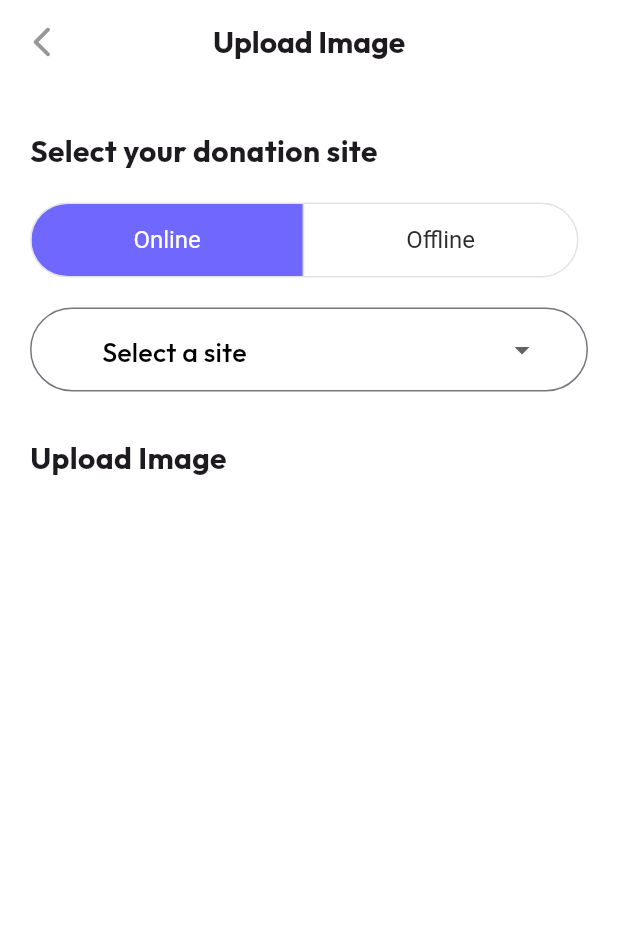
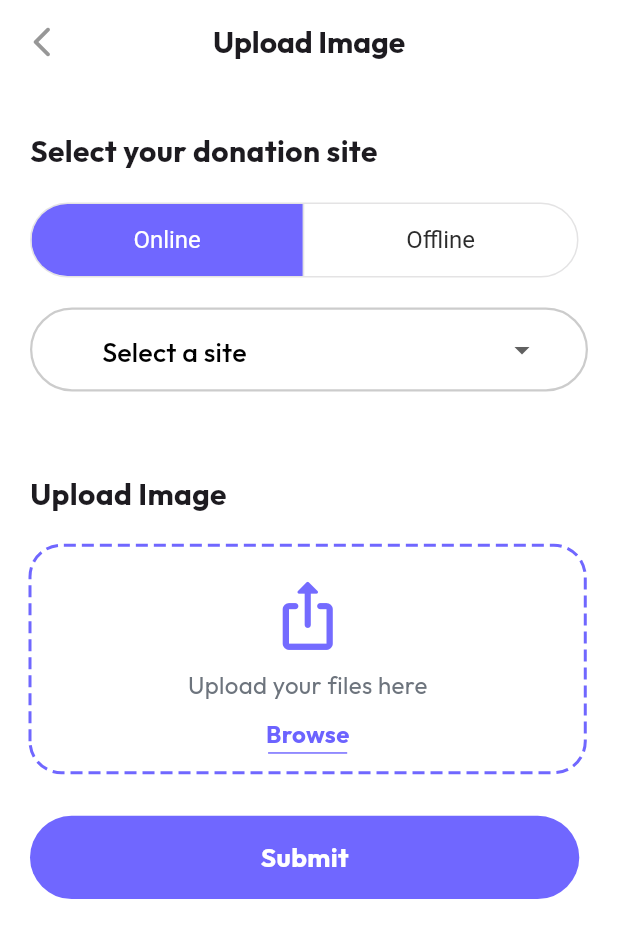
Before and after one commit to Re-Closet/Re-Closet_FE, a Flutter app: the Uploadreward screen opened directly, on a phone screen of 412 x 824 dp. Shown: the top 938 px of the screen. Run offline on Flutter 3.47's test engine with Material 3 defaults, Android fonts, the phone set to English and light mode, and no system bars; drawn by our look-alikes of dotted_border; our stand-ins replace dropdown_button2, flutter_dotenv, google_fonts, google_maps_flutter, image_picker, location; missing offline and left inert: flutter_flip_card.

```diff
--- a/recloset/lib/screens/intro.dart
+++ b/recloset/lib/screens/intro.dart
@@ -19,6 +19,8 @@ void _handleButtonPressed(BuildContext context) {
 class _IntroScreenState extends State<IntroScreen> {
   @override
   Widget build(BuildContext context) {
+    double screenWidth = MediaQuery.of(context).size.width;
+    double screenHeight = MediaQuery.of(context).size.height;
     return Scaffold(
       body: Container(
         decoration: const BoxDecoration(
@@ -80,8 +82,12 @@ class _IntroScreenState extends State<IntroScreen> {
 
             //Get Started button
             BasicLgButton(
+              textColor: const Color(0xff081854),
+              width: screenWidth * 0.9222,
+              height: screenHeight * 0.0873,
               text: 'Get Started',
               onPressed: () => _handleButtonPressed(context),
+              color: const Color(0xffF4F3FF),
             )
           ],
         ),
--- a/recloset/lib/screens/login.dart
+++ b/recloset/lib/screens/login.dart
@@ -20,6 +20,8 @@ void _handleButtonPressed(BuildContext context) {
 class _LoginScreen extends State<LoginScreen> {
   @override
   Widget build(BuildContext context) {
+    double screenWidth = MediaQuery.of(context).size.width;
+    double screenHeight = MediaQuery.of(context).size.height;
     return Scaffold(
       body: Container(
         alignment: Alignment.center,
@@ -111,8 +113,12 @@ class _LoginScreen extends State<LoginScreen> {
 
             //로그인 버튼
             BasicLgButton(
+              textColor: const Color(0xff081854),
+              width: screenWidth * 0.9222,
+              height: screenHeight * 0.0873,
               text: 'Login',
               onPressed: () => _handleButtonPressed(context),
+              color: const Color(0xffF4F3FF),
             ),
             Row(
               mainAxisAlignment: MainAxisAlignment.center,
--- a/recloset/lib/screens/uploadReward.dart
+++ b/recloset/lib/screens/uploadReward.dart
@@ -1,8 +1,13 @@
 // reward_detail.dart
+import 'package:flutter/foundation.dart';
 import 'package:flutter/material.dart';
+import 'package:recloset/widgets/basic_lg_button.dart';
 import '../models/reward.dart';
 import 'package:dropdown_button2/dropdown_button2.dart';
 import 'package:image_picker/image_picker.dart';
+import 'dart:io';
+import 'package:dotted_border/dotted_border.dart';
+import 'package:recloset/screens/home.dart';
 
 class Uploadreward extends StatefulWidget {
   const Uploadreward({super.key});
@@ -14,6 +19,21 @@ class Uploadreward extends StatefulWidget {
 class _UploadrewardState extends State<Uploadreward> {
   List<bool> isSelected = [true, false];
   String? selectedSite;
+
+  //이미지 업로드
+  XFile? _image;
+  final ImagePicker picker = ImagePicker();
+
+  //이미지를 가져오는 함수
+  Future getImage(ImageSource imageSource) async {
+    //pickedFile에 ImagePicker로 가져온 이미지가 담긴다.
+    final XFile? pickedFile = await picker.pickImage(source: imageSource);
+    if (pickedFile != null) {
+      setState(() {
+        _image = XFile(pickedFile.path); //가져온 이미지를 _image에 저장
+      });
+    }
+  }
 
   List<String> get selectedSiteList =>
       isSelected[0] ? onlinedonationSiteList : offlinedonationSiteList;
@@ -65,7 +85,8 @@ class _UploadrewardState extends State<Uploadreward> {
           },
         ),
       ),
-      body: Padding(
+      body: SingleChildScrollView(
+        child: Padding(
           padding: const EdgeInsets.symmetric(horizontal: 20),
           child: Column(
             crossAxisAlignment: CrossAxisAlignment.start,
@@ -126,8 +147,26 @@ class _UploadrewardState extends State<Uploadreward> {
               DropdownButtonFormField2<String>(
                 isExpanded: true,
                 decoration: InputDecoration(
-                border: OutlineInputBorder(
+                  enabledBorder: OutlineInputBorder(
                     borderRadius: BorderRadius.circular(32),
+                    borderSide: const BorderSide(
+                      color: Color(0xffCCCCCC), // 비활성 상태일 때 테두리 색
+                      width: 1.5,
+                    ),
+                  ),
+                  focusedBorder: OutlineInputBorder(
+                    borderRadius: BorderRadius.circular(32),
+                    borderSide: const BorderSide(
+                      color: Color(0xff7067FF), // 포커스(클릭)됐을 때 테두리 색
+                      width: 2,
+                    ),
+                  ),
+                  errorBorder: OutlineInputBorder(
+                    borderRadius: BorderRadius.circular(32),
+                    borderSide: const BorderSide(
+                      color: Colors.red, // 에러 발생 시 테두리 색
+                      width: 1.5,
+                    ),
                   ),
                 ),
                 hint: const Text(
@@ -142,8 +181,11 @@ class _UploadrewardState extends State<Uploadreward> {
                           value: item,
                           child: Text(
                             item,
-                          style: const TextStyle(
+                            style: TextStyle(
                               fontSize: 14,
+                              color: selectedSite == item
+                                  ? const Color(0xff7067FF)
+                                  : Colors.black,
                             ),
                           ),
                         ))
@@ -175,15 +217,102 @@ class _UploadrewardState extends State<Uploadreward> {
                   height: screenHeight * 0.05820,
                 ),
               ),
-            const SizedBox(height: 30),
+              SizedBox(height: screenHeight * 0.06492),
               const Text(
                 'Upload Image',
-              style: TextStyle(fontSize: 20, fontWeight: FontWeight.bold),
+                style: TextStyle(
+                  fontSize: 20,
+                  fontWeight: FontWeight.bold,
                 ),
-            const SizedBox(height: 30),
+              ),
+              const SizedBox(height: 20),
+              _buildPhotoArea(),
+              SizedBox(height: screenHeight * 0.03492),
+              BasicLgButton(
+                textColor: Colors.white,
+                width: screenWidth * 0.8888,
+                height: screenHeight * 0.0673,
+                onPressed: () => _handleButtonPressed(context),
+                text: 'Submit',
+                color: const Color(0xff7067FF),
+              ),
             ],
+          ),
         ),
       ),
     );
   }
+
+  Widget _buildPhotoArea() {
+    double screenWidth = MediaQuery.of(context).size.width;
+    double screenHeight = MediaQuery.of(context).size.height;
+
+    return _image != null
+        ? Container(
+            decoration: BoxDecoration(
+              border: Border.all(
+                width: 1,
+              ),
+            ),
+            child: Image.file(File(_image!.path)), //가져온 이미지를 화면에 띄워주는 코드
+          )
+        : GestureDetector(
+            onTap: () => getImage(ImageSource.gallery),
+            child: DottedBorder(
+              borderType: BorderType.RRect,
+              dashPattern: const [8, 4],
+              strokeWidth: 2,
+              radius: const Radius.circular(21),
+              color: const Color(0xff7067FF),
+              child: SizedBox(
+                width: screenWidth * 0.8888,
+                height: screenHeight * 0.1792,
+                child: Padding(
+                  padding: const EdgeInsets.all(20.0),
+                  child: Column(
+                    children: [
+                      const Icon(
+                        Icons.ios_share_rounded,
+                        size: 50,
+                        color: Color(0xff746BFF),
+                      ),
+                      const SizedBox(
+                        height: 10,
+                      ),
+                      const Text(
+                        'Upload your files here',
+                        style: TextStyle(
+                          fontSize: 16,
+                          color: Color(0xff6D747D),
+                        ),
+                      ),
+                      const SizedBox(
+                        height: 10,
+                      ),
+                      const Text(
+                        'Browse',
+                        style: TextStyle(
+                            fontSize: 16,
+                            color: Color(0xff6C63FF),
+                            fontWeight: FontWeight.bold),
+                      ),
+                      Container(
+                        height: 1,
+                        width: screenWidth * 0.128,
+                        color: const Color(0xff746BFF),
+                      ),
+                    ],
+                  ),
+                ),
+              ),
+            ),
+          );
   }
+
+  void _handleButtonPressed(BuildContext context) {
+    Navigator.push(
+      context,
+      MaterialPageRoute(builder: (context) => const HomeScreen()),
+    );
+  }
+}
--- a/recloset/lib/widgets/basic_lg_button.dart
+++ b/recloset/lib/widgets/basic_lg_button.dart
@@ -1,4 +1,5 @@
 import 'package:flutter/material.dart';
+import '../widgets/basic_lg_button.dart';
 
 class BasicLgButton extends StatefulWidget {
   // 버튼이 눌릴 때 실행될 콜백
@@ -6,11 +7,20 @@ class BasicLgButton extends StatefulWidget {
 
   // 버튼에 표시할 텍스트
   final String text;
+  final Color color;
+  final double width;
+  final double height;
+  final Color textColor;
 
   const BasicLgButton({
     super.key,
     required this.onPressed,
-    this.text = '', // 기본값 설정 가능
+    this.text = '',
+    required this.color,
+    required this.width,
+    required this.height,
+    required this.textColor,
+    // 기본값 설정 가능
   });
 
   @override
@@ -46,19 +56,20 @@ class _BasicLgButtonState extends State<BasicLgButton> {
           transform: _isPressed
               ? Matrix4.translationValues(0, 4, 0)
               : Matrix4.identity(),
-          width: 332,
-          height: 60,
+          width: widget.width,
+          height: widget.height,
           padding: const EdgeInsets.symmetric(vertical: 10, horizontal: 100),
           decoration: BoxDecoration(
-            color: const Color(0xffF4F3FF),
+            color: widget.color,
             borderRadius: BorderRadius.circular(63),
           ),
           child: Center(
             child: Text(
               widget.text, // <-- 수정: 전달받은 텍스트를 사용
-              style: const TextStyle(
+              style: TextStyle(
                 fontSize: 17.6,
                 fontWeight: FontWeight.bold,
+                color: widget.textColor,
               ),
             ),
           ),
--- a/recloset/pubspec.yaml
+++ b/recloset/pubspec.yaml
@@ -46,6 +46,7 @@ dependencies:
   cupertino_icons: ^1.0.8
   dropdown_button2: ^2.3.9
   image_picker: ^1.1.2
+  dotted_border: ^2.1.0
 
 dev_dependencies:
   flutter_test:
```
Also changed, not shown: recloset/pubspec.lock. Lines whose indentation alone changed are shown as unchanged.
